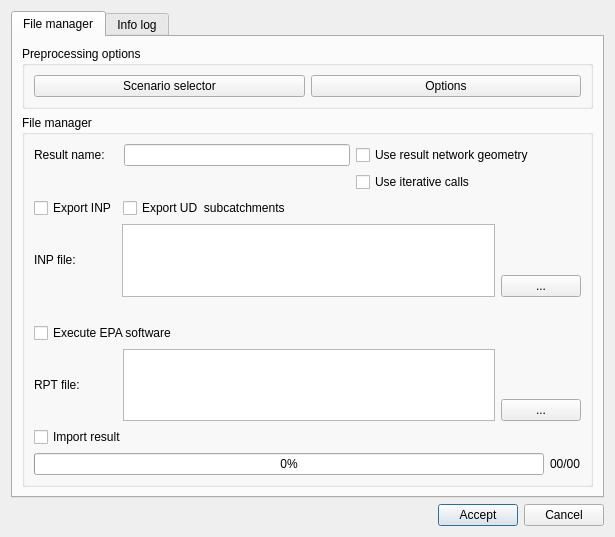
The window that ui/file_manager.ui (Giswater/giswater_qgis_plugin) describes before a commit, drawn with Qt 5.
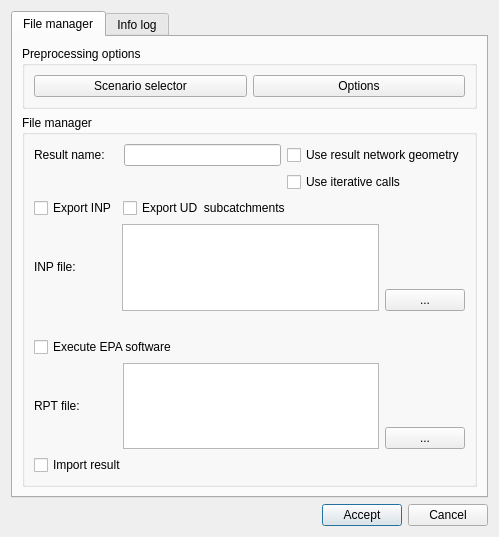
The same window after the commit.

Commit message: #759 Reduce dialog width and remove progressBar

Diff of the .ui file:
```diff
--- a/ui/file_manager.ui
+++ b/ui/file_manager.ui
@@ -6,7 +6,7 @@
    <rect>
     <x>0</x>
     <y>0</y>
-    <width>615</width>
+    <width>485</width>
     <height>537</height>
    </rect>
   </property>
@@ -378,34 +378,7 @@
              </widget>
             </item>
             <item>
-             <layout class="QHBoxLayout" name="horizontalLayout_4">
-              <item>
-               <widget class="QProgressBar" name="progressBar">
-                <property name="value">
-                 <number>0</number>
-                </property>
-                <property name="textVisible">
-                 <bool>true</bool>
-                </property>
-                <property name="orientation">
-                 <enum>Qt::Horizontal</enum>
-                </property>
-                <property name="invertedAppearance">
-                 <bool>false</bool>
-                </property>
-                <property name="textDirection">
-                 <enum>QProgressBar::TopToBottom</enum>
-                </property>
-               </widget>
-              </item>
-              <item>
-               <widget class="QLabel" name="lbl_counter">
-                <property name="text">
-                 <string>00/00</string>
-                </property>
-               </widget>
-              </item>
-             </layout>
+             <layout class="QHBoxLayout" name="horizontalLayout_4"/>
             </item>
            </layout>
           </widget>
```
The commit also changes 2 other files.
